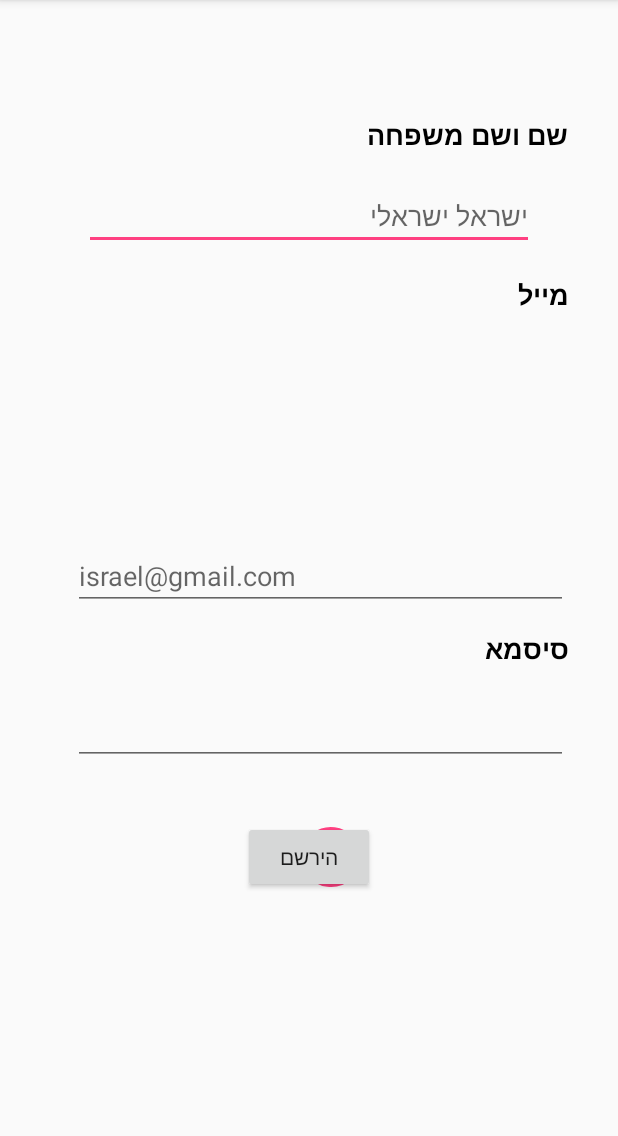
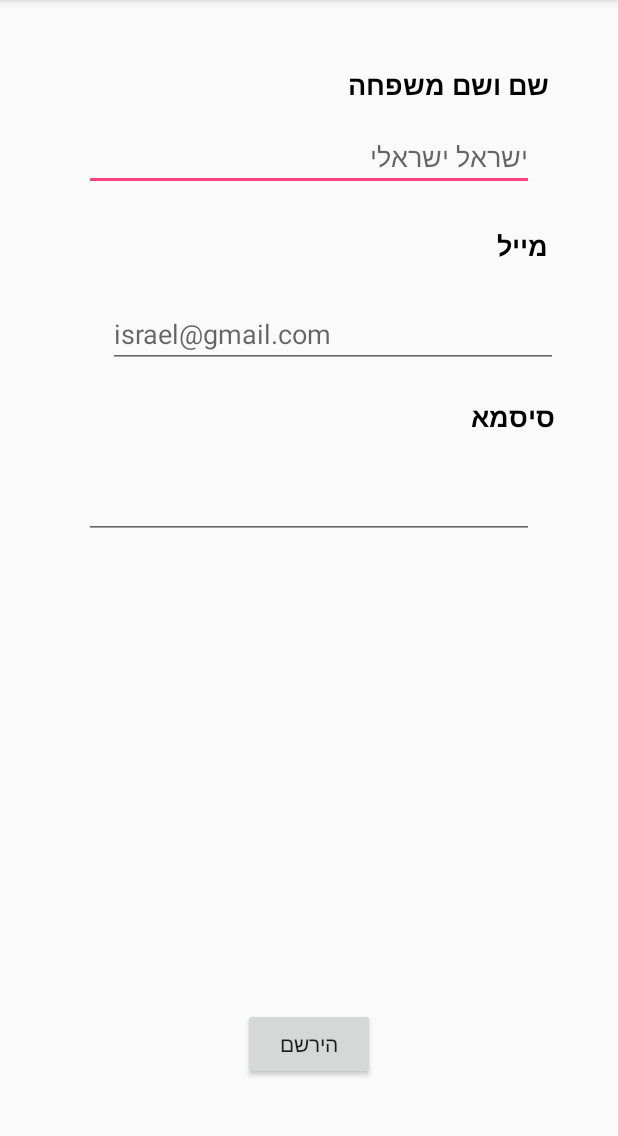
Before and after one commit to naormalca/GeoNews, an Android app: the RegisterActivity screen opened directly, with no data from a screen before it, on a phone screen of 412 x 824 dp, the part 84-1220 px from its top. Run offline under Robolectric (Android 15) with nearby library versions, the phone set to English and light mode, and no system bars; our stand-ins replace Firebase (no records; nobody signed in at launch, a user with empty details on screens opened directly).

Commit message:
Add users SignUp, users DB, users SignIn

```diff
--- a/app/src/main/AndroidManifest.xml
+++ b/app/src/main/AndroidManifest.xml
@@ -42,7 +42,8 @@
             android:value="@string/google_maps_key" />
 
         <activity android:name=".ReportActivity" />
-        <activity android:name=".ui.RegisterActivity"></activity>
+        <activity android:name=".ui.RegisterActivity" />
+        <activity android:name=".ui.LoginActivity"></activity>
     </application>
 
 </manifest>
--- a/app/src/main/java/naormalca/com/appmap/Firebase/FirebaseDB.java
+++ b/app/src/main/java/naormalca/com/appmap/Firebase/FirebaseDB.java
@@ -5,5 +5,5 @@ package naormalca.com.appmap.Firebase;
  */
 
 public class FirebaseDB {
-
+    public static final String USERS_DB = "users";
 }
--- a/app/src/main/res/layout/activity_register_activty.xml
+++ b/app/src/main/res/layout/activity_register_activty.xml
@@ -1,5 +1,5 @@
 <?xml version="1.0" encoding="utf-8"?>
-<RelativeLayout xmlns:android="http://schemas.android.com/apk/res/android"
+<android.support.constraint.ConstraintLayout xmlns:android="http://schemas.android.com/apk/res/android"
     xmlns:app="http://schemas.android.com/apk/res-auto"
     xmlns:tools="http://schemas.android.com/tools"
     android:layout_width="match_parent"
@@ -12,12 +12,19 @@
         android:layout_height="wrap_content"
         android:layout_alignEnd="@+id/emailTextView"
         android:layout_below="@+id/emailEditText"
-        android:layout_marginTop="13dp"
-        android:text="סיסמא"
+        android:layout_marginEnd="8dp"
+        android:layout_marginStart="8dp"
+        android:layout_marginTop="24dp"
+        android:text="מייל"
+        android:textAlignment="gravity"
         android:textAllCaps="false"
         android:textColor="@android:color/black"
         android:textSize="18sp"
-        android:textStyle="bold" />
+        android:textStyle="bold"
+        app:layout_constraintEnd_toEndOf="parent"
+        app:layout_constraintHorizontal_bias="0.891"
+        app:layout_constraintStart_toStartOf="parent"
+        app:layout_constraintTop_toBottomOf="@+id/nameEditText" />
 
     <TextView
         android:id="@+id/emailTextView"
@@ -25,57 +32,82 @@
         android:layout_height="wrap_content"
         android:layout_alignEnd="@+id/nameTextView"
         android:layout_below="@+id/nameEditText"
-        android:layout_marginTop="17dp"
-        android:text="מייל"
+        android:layout_marginEnd="8dp"
+        android:layout_marginStart="8dp"
+        android:layout_marginTop="20dp"
+        android:text="סיסמא"
+        android:textAlignment="gravity"
         android:textAllCaps="false"
         android:textColor="@android:color/black"
         android:textSize="18sp"
-        android:textStyle="bold" />
+        android:textStyle="bold"
+        app:layout_constraintEnd_toEndOf="parent"
+        app:layout_constraintHorizontal_bias="0.898"
+        app:layout_constraintStart_toStartOf="parent"
+        app:layout_constraintTop_toBottomOf="@+id/emailEditText" />
 
     <TextView
         android:id="@+id/nameTextView"
+        android:textAlignment="gravity"
         android:layout_width="wrap_content"
-        android:layout_height="wrap_content"
+        android:layout_height="20dp"
         android:layout_alignParentEnd="true"
         android:layout_alignParentTop="true"
-        android:layout_marginEnd="33dp"
-        android:layout_marginTop="77dp"
+        android:layout_marginEnd="8dp"
+        android:layout_marginStart="8dp"
+        android:layout_marginTop="44dp"
         android:text="שם ושם משפחה"
         android:textAllCaps="false"
         android:textColor="@android:color/black"
         android:textSize="18sp"
-        android:textStyle="bold" />
+        android:textStyle="bold"
+        app:layout_constraintEnd_toEndOf="parent"
+        app:layout_constraintHorizontal_bias="0.854"
+        app:layout_constraintStart_toStartOf="parent"
+        app:layout_constraintTop_toTopOf="parent" />
 
     <EditText
         android:id="@+id/nameEditText"
         android:layout_width="300sp"
-        android:layout_height="wrap_content"
+        android:layout_height="43dp"
         android:layout_below="@+id/nameTextView"
         android:layout_centerHorizontal="true"
-        android:layout_marginTop="19dp"
+        android:layout_marginTop="20dp"
         android:ems="10"
         android:hint="ישראל ישראלי"
-        android:inputType="textPersonName" />
+        android:inputType="textPersonName"
+        app:layout_constraintLeft_toLeftOf="parent"
+        app:layout_constraintRight_toRightOf="parent"
+        app:layout_constraintTop_toBottomOf="@+id/nameTextView" />
 
     <EditText
         android:id="@+id/emailEditText"
-        android:layout_width="330sp"
+        android:layout_width="300sp"
         android:layout_height="wrap_content"
         android:layout_alignEnd="@+id/emailTextView"
         android:layout_centerVertical="true"
+        android:layout_marginEnd="40dp"
+        android:layout_marginLeft="44dp"
+        android:layout_marginTop="24dp"
         android:ems="10"
         android:hint="israel@gmail.com"
-        android:inputType="textEmailAddress" />
+        android:inputType="textEmailAddress"
+        app:layout_constraintEnd_toEndOf="parent"
+        app:layout_constraintLeft_toLeftOf="parent"
+        app:layout_constraintTop_toBottomOf="@+id/emailTextView2" />
 
     <EditText
         android:id="@+id/passwordEditText"
-        android:layout_width="330sp"
+        android:layout_width="300sp"
         android:layout_height="wrap_content"
         android:layout_alignEnd="@+id/emailTextView2"
         android:layout_below="@+id/emailTextView2"
-        android:layout_marginTop="20dp"
+        android:layout_marginTop="24dp"
         android:ems="10"
-        android:inputType="textPassword" />
+        android:inputType="textPassword"
+        app:layout_constraintLeft_toLeftOf="parent"
+        app:layout_constraintRight_toRightOf="parent"
+        app:layout_constraintTop_toBottomOf="@+id/emailTextView" />
 
     <Button
         android:id="@+id/signUpButton"
@@ -83,8 +115,11 @@
         android:layout_height="wrap_content"
         android:layout_below="@+id/passwordEditText"
         android:layout_centerHorizontal="true"
-        android:layout_marginTop="37dp"
-        android:text="הירשם" />
+        android:layout_marginBottom="48dp"
+        android:text="הירשם"
+        app:layout_constraintBottom_toBottomOf="parent"
+        app:layout_constraintLeft_toLeftOf="parent"
+        app:layout_constraintRight_toRightOf="parent" />
 
     <ProgressBar
         android:id="@+id/progressBar"
@@ -92,5 +127,16 @@
         android:layout_width="wrap_content"
         android:layout_height="wrap_content"
         android:layout_alignBottom="@+id/signUpButton"
-        android:layout_toStartOf="@+id/nameTextView" />
-</RelativeLayout>
+        android:layout_marginBottom="8dp"
+        android:layout_marginTop="8dp"
+        android:layout_toStartOf="@+id/nameTextView"
+        android:visibility="gone"
+        app:layout_constraintBottom_toBottomOf="parent"
+        app:layout_constraintEnd_toEndOf="parent"
+        app:layout_constraintHorizontal_bias="0.501"
+        app:layout_constraintLeft_toLeftOf="parent"
+        app:layout_constraintRight_toRightOf="parent"
+        app:layout_constraintStart_toStartOf="parent"
+        app:layout_constraintTop_toBottomOf="@+id/signUpButton"
+        app:layout_constraintVertical_bias="0.0" />
+</android.support.constraint.ConstraintLayout>
--- a/app/src/main/res/menu/activity_main_drawer.xml
+++ b/app/src/main/res/menu/activity_main_drawer.xml
@@ -32,6 +32,10 @@
                 android:id="@+id/signUpItem"
                 android:icon="@drawable/ic_menu_share"
                 android:title="הירשם" />
+            <item
+                android:id="@+id/signInItem"
+                android:icon="@drawable/com_facebook_button_send_background"
+                android:title="התחברות"/>
 
         </menu>
     </item>
```
Also changed, not shown: app/src/main/java/naormalca/com/appmap/MainActivity.java (+6 -5 lines), app/src/main/java/naormalca/com/appmap/misc/utils.java (added, +12 -0 lines), app/src/main/java/naormalca/com/appmap/model/Users.java (added, +43 -0 lines), app/src/main/java/naormalca/com/appmap/ui/LoginActivity.java (added, +72 -0 lines), app/src/main/java/naormalca/com/appmap/ui/RegisterActivity.java (+20 -1 lines), app/src/main/res/layout/activity_login.xml (added, +80 -0 lines).
